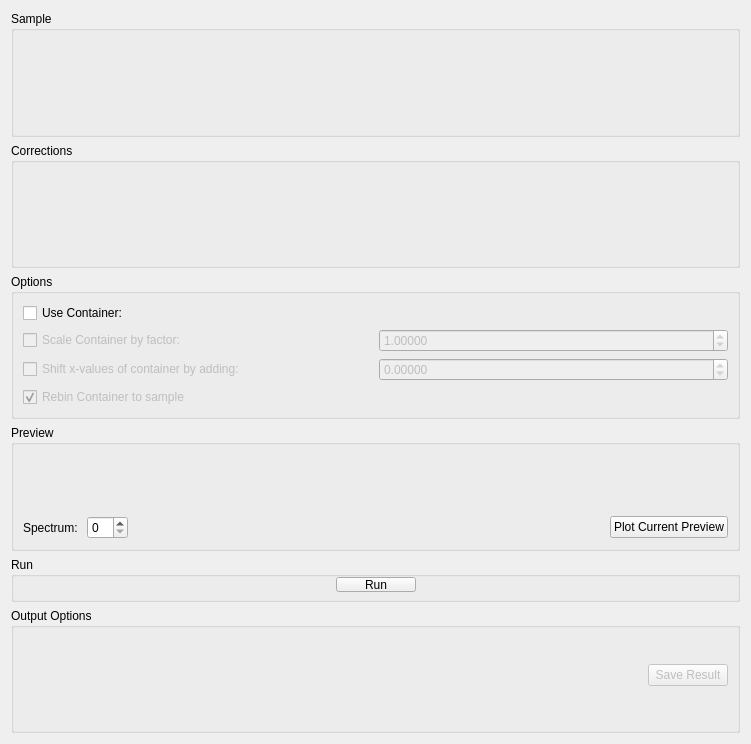
Above: qt/scientific_interfaces/Indirect/ApplyAbsorptionCorrections.ui from mantidproject/mantid before the change. Below: the same form after it.
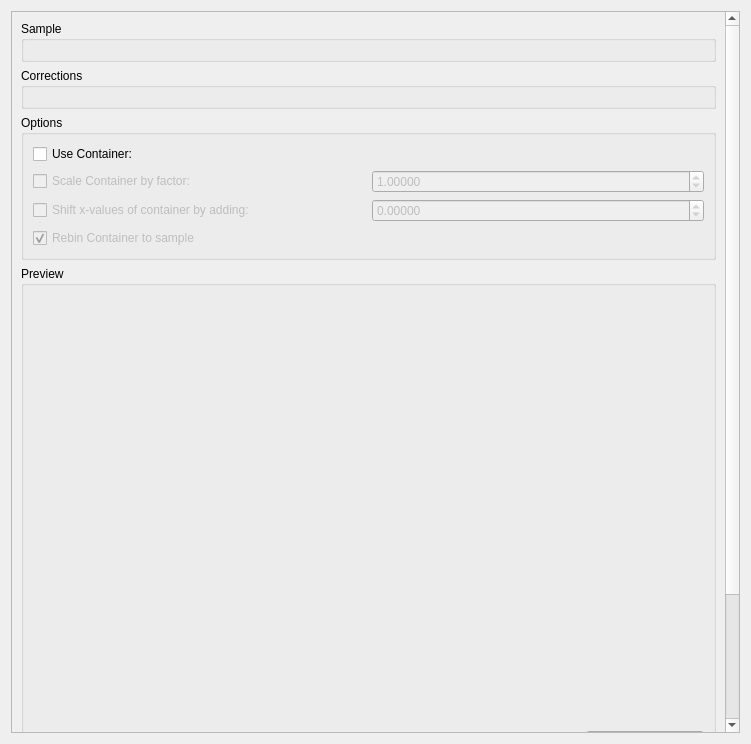
That is the form after the change. Custom widgets are drawn as their Qt base class.

Commit message:
Add scroll bar to indirect corrections tabs
This commit adds a scroll bar to the tabs in the indirect corrections interface to prevent squishing in smaller screens

re: #30221

```diff
--- a/qt/scientific_interfaces/Indirect/ApplyAbsorptionCorrections.ui
+++ b/qt/scientific_interfaces/Indirect/ApplyAbsorptionCorrections.ui
@@ -13,6 +13,21 @@
   <property name="windowTitle">
    <string>Form</string>
   </property>
+  <layout class="QVBoxLayout" name="verticalLayout_4">
+   <item>
+    <widget class="QScrollArea" name="scrollArea">
+     <property name="widgetResizable">
+      <bool>true</bool>
+     </property>
+     <widget class="QWidget" name="scrollAreaWidgetContents">
+      <property name="geometry">
+       <rect>
+        <x>0</x>
+        <y>-74</y>
+        <width>710</width>
+        <height>863</height>
+       </rect>
+      </property>
   <layout class="QVBoxLayout" name="verticalLayout_2">
    <item>
     <widget class="QGroupBox" name="gbInput">
@@ -232,12 +247,24 @@
    </item>
    <item>
     <widget class="QGroupBox" name="gbPreview">
+         <property name="minimumSize">
+          <size>
+           <width>0</width>
+           <height>500</height>
+          </size>
+         </property>
      <property name="title">
       <string>Preview</string>
      </property>
-     <layout class="QVBoxLayout" name="verticalLayout">
+         <layout class="QVBoxLayout" name="verticalLayout" stretch="1,0">
       <item>
        <widget class="MantidQt::MantidWidgets::PreviewPlot" name="ppPreview" native="true">
+            <property name="minimumSize">
+             <size>
+              <width>0</width>
+              <height>0</height>
+             </size>
+            </property>
         <property name="showLegend" stdset="0">
          <bool>true</bool>
         </property>
@@ -392,6 +419,10 @@
        </widget>
       </item>
      </layout>
+        </widget>
+       </item>
+      </layout>
+     </widget>
     </widget>
    </item>
   </layout>
```
Lines whose indentation alone changed are shown as unchanged. The commit also changes 4 other files.
